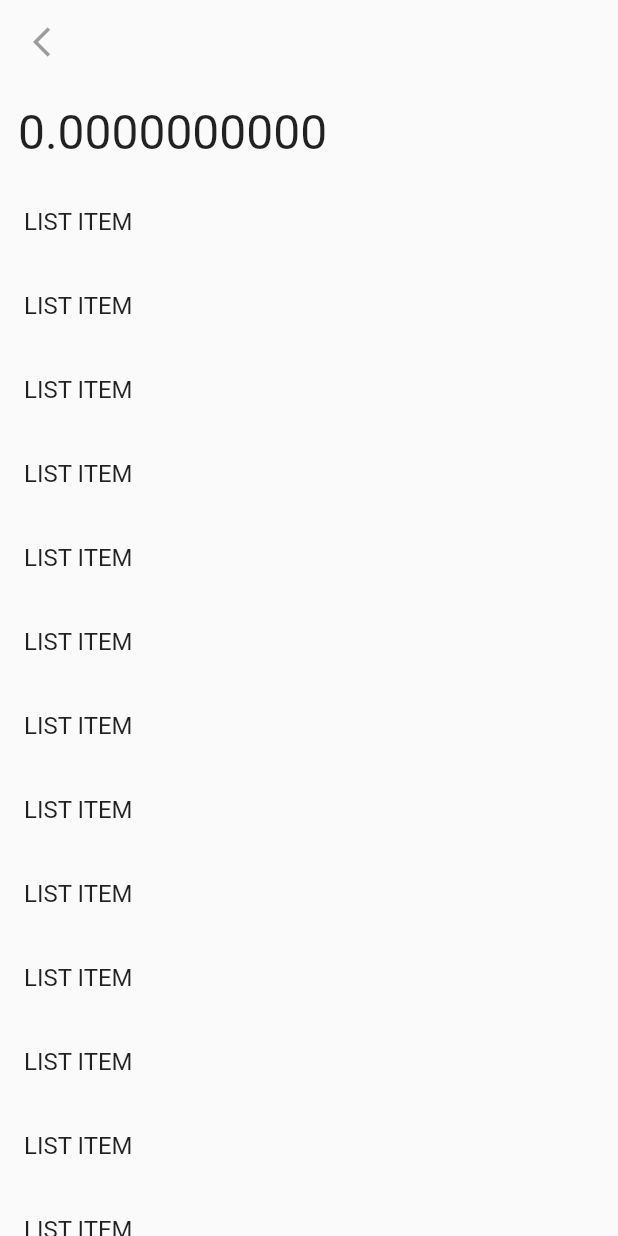
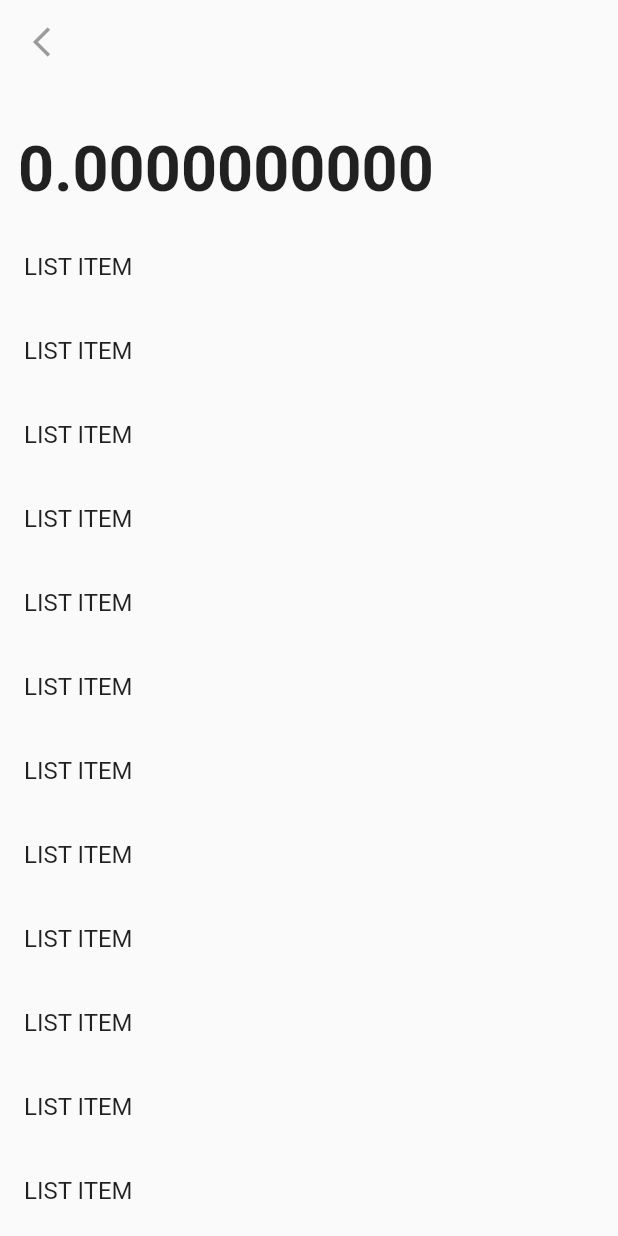
Before and after one commit to santa112358/customizable_space_bar, a Flutter app: the screen it shows after launch, on a phone screen of 412 x 824 dp. Run offline on Flutter 3.47's test engine with Material 2 defaults, Android fonts, the phone set to English and light mode, and no system bars.

```diff
--- a/example/lib/main.dart
+++ b/example/lib/main.dart
@@ -13,6 +13,7 @@ class MyApp extends StatelessWidget {
       theme: ThemeData(
         primarySwatch: Colors.blue,
       ),
+      debugShowCheckedModeBanner: false,
       home: MyHomePage(title: 'Flutter Demo Home Page'),
     );
   }
@@ -40,13 +41,15 @@ class MyHomePage extends StatelessWidget {
                     alignment: Alignment.bottomLeft,
                     child: Text(
                       scrollingRate.toStringAsFixed(10),
-                      style: TextStyle(fontSize: 32 - 8 * scrollingRate),
+                      style: TextStyle(
+                          fontSize: 42 - 18 * scrollingRate,
+                          fontWeight: FontWeight.bold),
                     ),
                   ),
                 );
               },
             ),
-            expandedHeight: 120,
+            expandedHeight: 150,
           ),
           SliverList(
             delegate: SliverChildBuilderDelegate(
```
Also changed, not shown: 1 other file.
